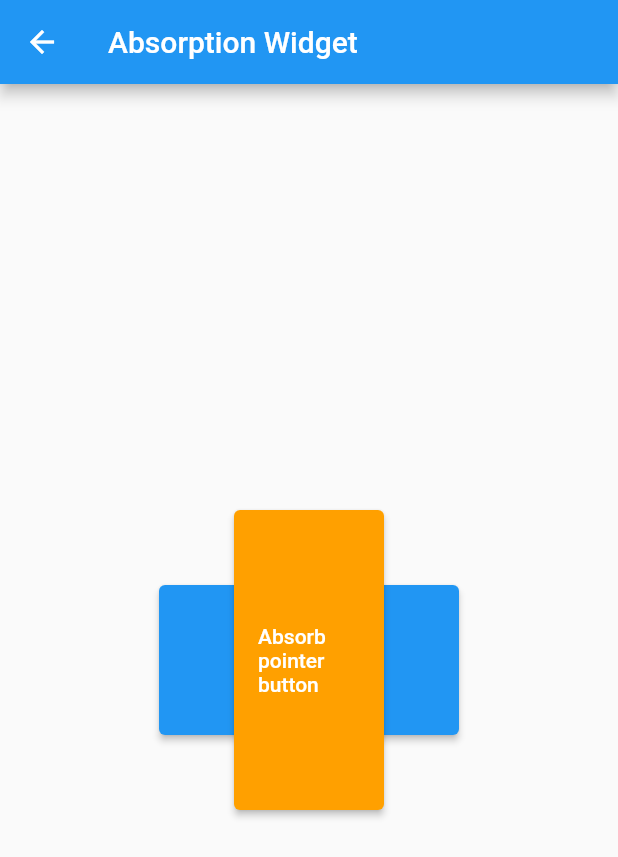
After one commit to indieka900/flutterwidgets, a Flutter app: the AbsorbPointerw screen opened directly, on a phone screen of 412 x 824 dp. The commit adds this screen. Shown: the top 857 px of the screen. Run offline on Flutter 3.47's test engine with Material 2 defaults, Android fonts, the phone set to English and light mode, and no system bars.

Commit message:
Flutter widgets

```diff
--- a/flutter_application/lib/main.dart
+++ b/flutter_application/lib/main.dart
@@ -1,4 +1,5 @@
 import 'package:flutter/material.dart';
+import 'package:flutter_application/widgetsexample/widget_3.dart';
 import 'widgetsexample/widget_one.dart';
 import 'widgetsexample/widget_two.dart';
 
@@ -45,6 +46,7 @@ class _MyhommiepageState extends State<Myhommiepage> {
               height: 35,
             ),
             Row(
+              mainAxisAlignment: MainAxisAlignment.spaceBetween,
               children: [
                 const SizedBox(
                   width: 10,
@@ -80,6 +82,20 @@ class _MyhommiepageState extends State<Myhommiepage> {
                   },
                   child: const Text('Aboutlist Tile'),
                 ),
+                ElevatedButton(
+                  onPressed: () {
+                    setState(() {
+                      Navigator.of(context).push(
+                        MaterialPageRoute(
+                          builder: (context) {
+                            return const AbsorbPointerw();
+                          },
+                        ),
+                      );
+                    });
+                  },
+                  child: const Text('Aboutlist Tile'),
+                ),
               ],
             ),
           ],
--- /dev/null
+++ b/flutter_application/lib/widgetsexample/widget_3.dart
@@ -0,0 +1,46 @@
+import 'package:flutter/material.dart';
+
+class AbsorbPointerw extends StatefulWidget {
+  const AbsorbPointerw({super.key});
+
+  @override
+  State<AbsorbPointerw> createState() => _AbsorbPointerwState();
+}
+
+class _AbsorbPointerwState extends State<AbsorbPointerw> {
+  @override
+  Widget build(BuildContext context) {
+    return Scaffold(
+      appBar: AppBar(
+        title: const Text('Absorption Widget'),
+      ),
+      body: Center(
+        child: Stack(
+          alignment: AlignmentDirectional.center,
+          children: <Widget>[
+            SizedBox(
+              width: 200.0,
+              height: 100,
+              child: ElevatedButton(
+                onPressed: () {},
+                child: null,
+              ),
+            ),
+            SizedBox(
+              width: 100.0,
+              height: 200,
+              child: AbsorbPointer(
+                child: ElevatedButton(
+                  style: ElevatedButton.styleFrom(
+                      backgroundColor: Colors.amber[700]),
+                  onPressed: () {},
+                  child: const Text("Absorb pointer button"),
+                ),
+              ),
+            )
+          ],
+        ),
+      ),
+    );
+  }
+}
```
